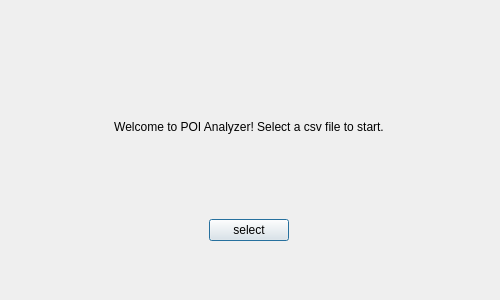
Qt form POI-Analyzer/welcomedialog.ui (El-even-11/CS2309-QT-projects) before a commit.
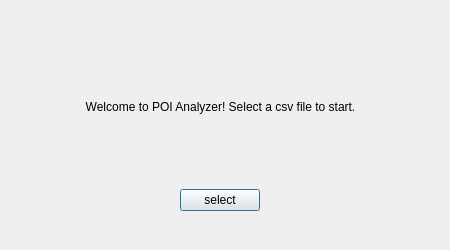
The same form after that commit.

Commit message: update user tab

```diff
--- a/POI-Analyzer/welcomedialog.ui
+++ b/POI-Analyzer/welcomedialog.ui
@@ -6,8 +6,8 @@
    <rect>
     <x>0</x>
     <y>0</y>
-    <width>500</width>
-    <height>300</height>
+    <width>450</width>
+    <height>250</height>
    </rect>
   </property>
   <property name="sizePolicy">
@@ -18,14 +18,14 @@
   </property>
   <property name="minimumSize">
    <size>
-    <width>500</width>
-    <height>300</height>
+    <width>450</width>
+    <height>250</height>
    </size>
   </property>
   <property name="maximumSize">
    <size>
-    <width>500</width>
-    <height>300</height>
+    <width>450</width>
+    <height>250</height>
    </size>
   </property>
   <property name="windowTitle">
@@ -34,10 +34,10 @@
   <widget class="QWidget" name="verticalLayoutWidget">
    <property name="geometry">
     <rect>
-     <x>40</x>
-     <y>40</y>
-     <width>418</width>
-     <height>201</height>
+     <x>10</x>
+     <y>30</y>
+     <width>421</width>
+     <height>181</height>
     </rect>
    </property>
    <layout class="QVBoxLayout" name="verticalLayout">
```
The commit also changes 6 other files.
